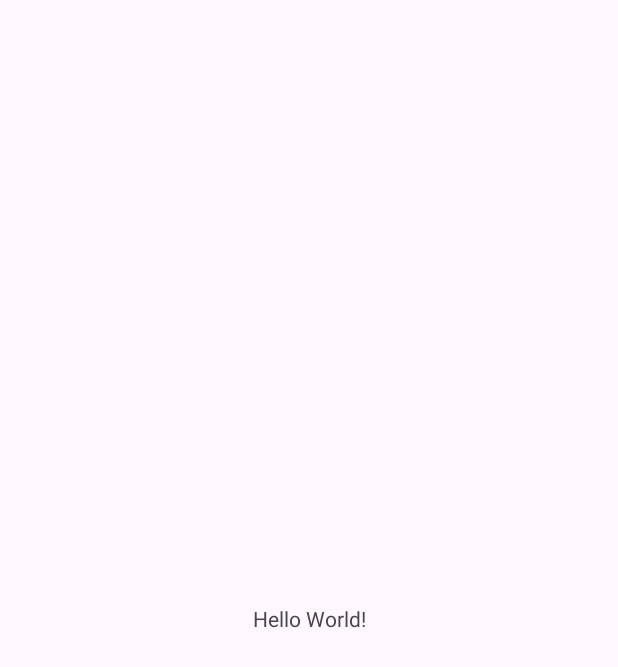
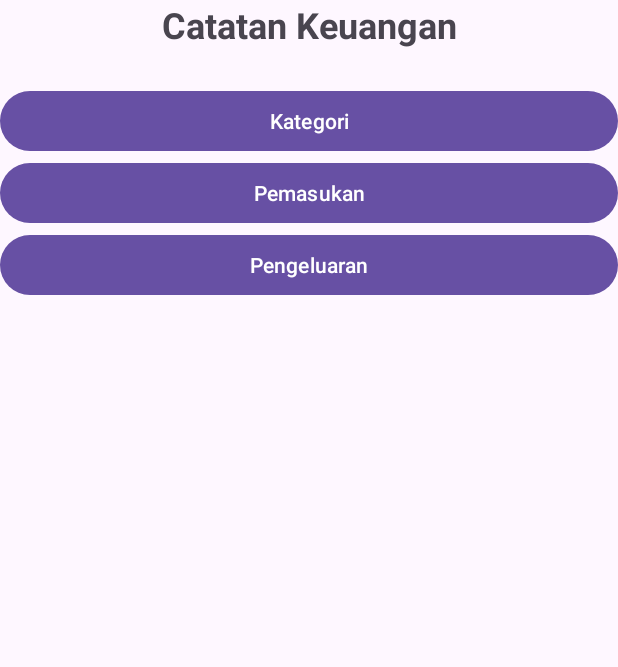
Before and after one commit to FelixVal05/Dompetku_C14240190, an Android app: the screen it shows after launch (MainActivity), on a phone screen of 412 x 824 dp. Before the commit the part shown is almost empty. Shown: the top 667 px of the screen. Run offline under Robolectric (Android 15) with nearby library versions, the phone set to English and light mode, and no system bars.

Commit message:
Desain activity_main.xml

```diff
--- a/app/build.gradle.kts
+++ b/app/build.gradle.kts
@@ -29,6 +29,9 @@ android {
         sourceCompatibility = JavaVersion.VERSION_11
         targetCompatibility = JavaVersion.VERSION_11
     }
+    buildFeatures {
+        viewBinding = true
+    }
 }
 
 dependencies {
@@ -40,4 +43,5 @@ dependencies {
     testImplementation(libs.junit)
     androidTestImplementation(libs.androidx.espresso.core)
     androidTestImplementation(libs.androidx.junit)
+    implementation(libs.gson)
 }
--- /dev/null
+++ b/app/src/main/java/FelixVal05/projectdompetku/dcKategori.kt
@@ -0,0 +1,6 @@
+package FelixVal05.projectdompetku
+
+data class dcKategori(
+    var nama: String,
+    var jenis: String
+)
--- /dev/null
+++ b/app/src/main/java/FelixVal05/projectdompetku/dcTransaksi.kt
@@ -0,0 +1,8 @@
+package FelixVal05.projectdompetku
+
+data class dcTransaksi(
+    var tanggal: String,
+    var kategori: String,
+    var jumlah: Int,
+    var keterangan: String
+)
--- a/app/src/main/res/layout/activity_main.xml
+++ b/app/src/main/res/layout/activity_main.xml
@@ -1,19 +1,43 @@
 <?xml version="1.0" encoding="utf-8"?>
-<androidx.constraintlayout.widget.ConstraintLayout xmlns:android="http://schemas.android.com/apk/res/android"
-    xmlns:app="http://schemas.android.com/apk/res-auto"
+<LinearLayout
+    xmlns:android="http://schemas.android.com/apk/res/android"
     xmlns:tools="http://schemas.android.com/tools"
     android:id="@+id/main"
     android:layout_width="match_parent"
     android:layout_height="match_parent"
+    android:orientation="vertical"
+    android:padding="16dp"
     tools:context=".MainActivity">
 
     <TextView
-        android:layout_width="wrap_content"
+        android:id="@+id/tvJudul"
+        android:layout_width="match_parent"
         android:layout_height="wrap_content"
-        android:text="Hello World!"
-        app:layout_constraintBottom_toBottomOf="parent"
-        app:layout_constraintEnd_toEndOf="parent"
-        app:layout_constraintStart_toStartOf="parent"
-        app:layout_constraintTop_toTopOf="parent" />
+        android:layout_marginBottom="24dp"
+        android:gravity="center"
+        android:text="Catatan Keuangan"
+        android:textSize="24sp"
+        android:textStyle="bold">
+    </TextView>
 
-</androidx.constraintlayout.widget.ConstraintLayout>
+    <Button
+        android:id="@+id/btnKategori"
+        android:layout_width="match_parent"
+        android:layout_height="wrap_content"
+        android:text="Kategori">
+    </Button>
+
+    <Button
+        android:id="@+id/btnPemasukan"
+        android:layout_width="match_parent"
+        android:layout_height="wrap_content"
+        android:text="Pemasukan">
+    </Button>
+
+    <Button
+        android:id="@+id/btnPengeluaran"
+        android:layout_width="match_parent"
+        android:layout_height="wrap_content"
+        android:text="Pengeluaran">
+    </Button>
+</LinearLayout>
--- a/gradle/libs.versions.toml
+++ b/gradle/libs.versions.toml
@@ -8,6 +8,7 @@ appcompat = "1.8.0"
 material = "1.14.0"
 activityKtx = "1.13.0"
 constraintlayout = "2.2.2"
+gson = "2.15.0"
 
 [libraries]
 androidx-core-ktx = { group = "androidx.core", name = "core-ktx", version.ref = "coreKtx" }
@@ -18,6 +19,7 @@ androidx-appcompat = { group = "androidx.appcompat", name = "appcompat", version
 material = { group = "com.google.android.material", name = "material", version.ref = "material" }
 androidx-activity-ktx = { group = "androidx.activity", name = "activity-ktx", version.ref = "activityKtx" }
 androidx-constraintlayout = { group = "androidx.constraintlayout", name = "constraintlayout", version.ref = "constraintlayout" }
+gson = { group = "com.google.code.gson", name = "gson", version.ref = "gson" }
 
 [plugins]
 android-application = { id = "com.android.application", version.ref = "agp" }
```
